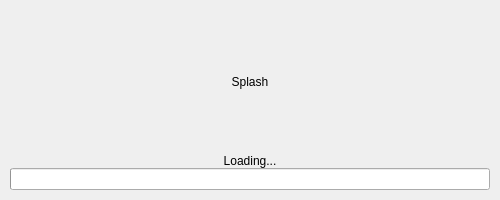
Qt form wallet/designer/splash.ui (HarukaMa/aleo-wallet) before a commit.
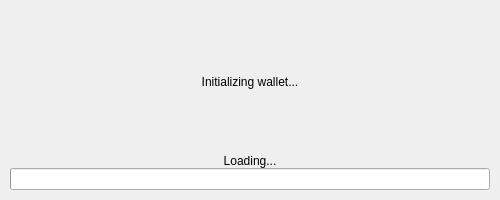
The same form after that commit.

Diff of the .ui file:
```diff
--- a/wallet/designer/splash.ui
+++ b/wallet/designer/splash.ui
@@ -56,7 +56,7 @@
       </sizepolicy>
      </property>
      <property name="text">
-      <string>Splash</string>
+      <string>Initializing wallet...</string>
      </property>
      <property name="alignment">
       <set>Qt::AlignCenter</set>
```
